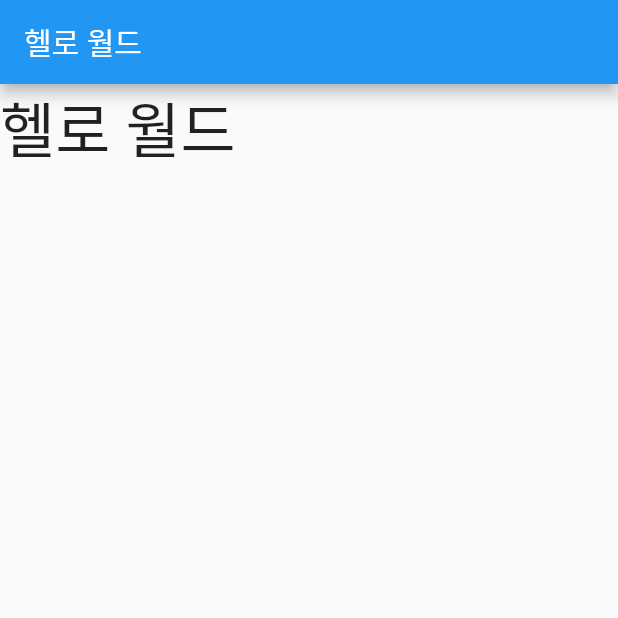
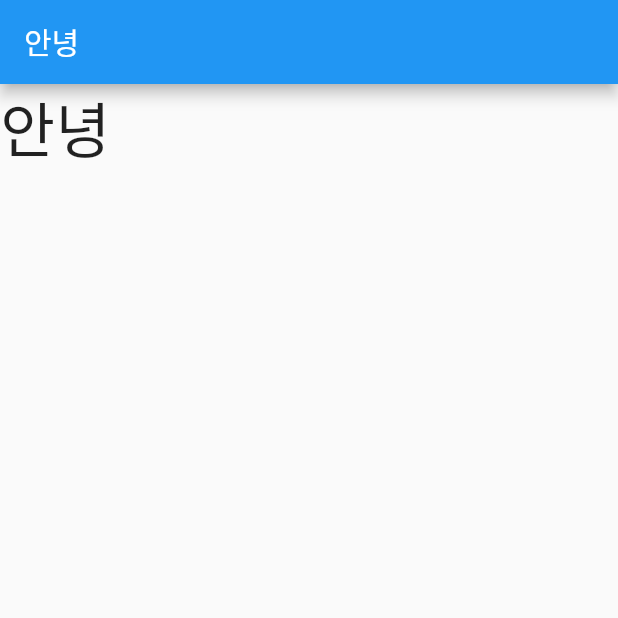
Before and after one commit to hd1534/flutter, a Flutter app: the screen it shows after launch, on a phone screen of 412 x 824 dp, the top half of it. Run offline on Flutter 3.47's test engine with Material 2 defaults, Android fonts, the phone set to English and light mode, and no system bars.

Commit message:
StatefulWidget

```diff
--- a/lib/main.dart
+++ b/lib/main.dart
@@ -26,11 +26,25 @@ class MyApp extends StatelessWidget {
         // closer together (more dense) than on mobile platforms.
         visualDensity: VisualDensity.adaptivePlatformDensity,
       ),
-      home: Scaffold(
-        appBar: AppBar(
-          title: Text("헬로 월드"),
-        ),
-        body: Text("헬로 월드", style: TextStyle(fontSize: 40),)),
+      home: HelloPage("안녕")
     );
   }
 }
+
+class HelloPage extends StatefulWidget {
+  final String title;
+
+  HelloPage(this.title);
+
+  @override
+  _HelloPageState createState() => _HelloPageState();
+}
+
+class _HelloPageState extends State<HelloPage> {
+  @override
+  Widget build(BuildContext context) {
+    return Scaffold(
+      appBar: AppBar( title: Text(widget.title),),
+      body: Text(widget.title, style: TextStyle(fontSize: 40)));
+  }
+}
```
